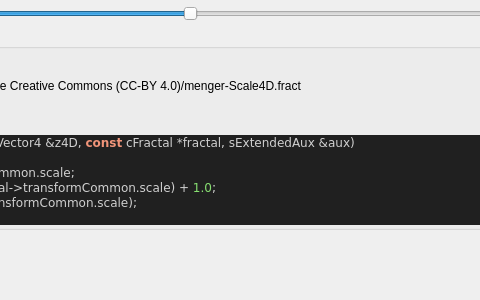
This is mandelbulber2/formula/ui/fractal_transf_scale4d.ui in buddhi1980/mandelbulber2 as Qt 5 draws it before an edit; both pictures show x 191 to 671 and y 0 to 300 of the 817 by 300 pixel window. The edited form follows.
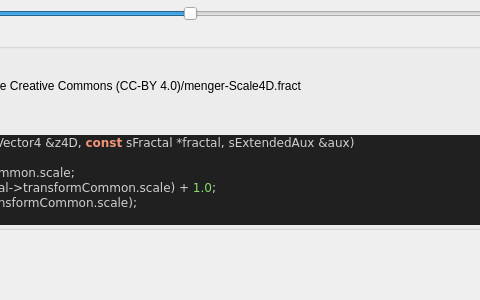
This is the edited form. Custom widgets are drawn as their Qt base class.

What changed in the file:
```diff
--- a/mandelbulber2/formula/ui/fractal_transf_scale4d.ui
+++ b/mandelbulber2/formula/ui/fractal_transf_scale4d.ui
@@ -130,7 +130,7 @@
 &lt;/table&gt;
 &lt;br&gt;&lt;b&gt;Examples using this formula&lt;/b&gt;&lt;br&gt;Robert Pancoast collection - license Creative Commons (CC-BY 4.0)/menger-Scale4D.fract&lt;h3&gt;Code&lt;/h3&gt;
 &lt;body style=&quot;background-color:#202020&quot;&gt;
-&lt;pre style=&quot;color:#d0d0d0; background-color:#202020;  font-family:'Courier New',monospace;&quot;&gt;&lt;span style=&quot;color:#f09479; font-weight:bold&quot;&gt;void&lt;/span&gt; &lt;span style=&quot;color:#e47eed&quot;&gt;TransfScale4dIteration&lt;/span&gt;&lt;span style=&quot;color:#d0d0d0&quot;&gt;(&lt;/span&gt;CVector4 &lt;span style=&quot;color:#d0d0d0&quot;&gt;&amp;amp;&lt;/span&gt;z4D&lt;span style=&quot;color:#d0d0d0&quot;&gt;,&lt;/span&gt; &lt;span style=&quot;color:#f09479; font-weight:bold&quot;&gt;const&lt;/span&gt; cFractal &lt;span style=&quot;color:#d0d0d0&quot;&gt;*&lt;/span&gt;fractal&lt;span style=&quot;color:#d0d0d0&quot;&gt;,&lt;/span&gt; sExtendedAux &lt;span style=&quot;color:#d0d0d0&quot;&gt;&amp;amp;&lt;/span&gt;aux&lt;span style=&quot;color:#d0d0d0&quot;&gt;)&lt;/span&gt;
+&lt;pre style=&quot;color:#d0d0d0; background-color:#202020;  font-family:'Courier New',monospace;&quot;&gt;&lt;span style=&quot;color:#f09479; font-weight:bold&quot;&gt;void&lt;/span&gt; &lt;span style=&quot;color:#e47eed&quot;&gt;TransfScale4dIteration&lt;/span&gt;&lt;span style=&quot;color:#d0d0d0&quot;&gt;(&lt;/span&gt;CVector4 &lt;span style=&quot;color:#d0d0d0&quot;&gt;&amp;amp;&lt;/span&gt;z4D&lt;span style=&quot;color:#d0d0d0&quot;&gt;,&lt;/span&gt; &lt;span style=&quot;color:#f09479; font-weight:bold&quot;&gt;const&lt;/span&gt; sFractal &lt;span style=&quot;color:#d0d0d0&quot;&gt;*&lt;/span&gt;fractal&lt;span style=&quot;color:#d0d0d0&quot;&gt;,&lt;/span&gt; sExtendedAux &lt;span style=&quot;color:#d0d0d0&quot;&gt;&amp;amp;&lt;/span&gt;aux&lt;span style=&quot;color:#d0d0d0&quot;&gt;)&lt;/span&gt;
 &lt;span style=&quot;color:#d0d0d0&quot;&gt;{&lt;/span&gt;
   z4D &lt;span style=&quot;color:#d0d0d0&quot;&gt;*=&lt;/span&gt; fractal&lt;span style=&quot;color:#d0d0d0&quot;&gt;-&amp;gt;&lt;/span&gt;transformCommon&lt;span style=&quot;color:#d0d0d0&quot;&gt;.&lt;/span&gt;scale&lt;span style=&quot;color:#d0d0d0&quot;&gt;;&lt;/span&gt;
   aux&lt;span style=&quot;color:#d0d0d0&quot;&gt;.&lt;/span&gt;DE &lt;span style=&quot;color:#d0d0d0&quot;&gt;=&lt;/span&gt; aux&lt;span style=&quot;color:#d0d0d0&quot;&gt;.&lt;/span&gt;DE &lt;span style=&quot;color:#d0d0d0&quot;&gt;*&lt;/span&gt; &lt;span style=&quot;color:#e47eed&quot;&gt;fabs&lt;/span&gt;&lt;span style=&quot;color:#d0d0d0&quot;&gt;(&lt;/span&gt;fractal&lt;span style=&quot;color:#d0d0d0&quot;&gt;-&amp;gt;&lt;/span&gt;transformCommon&lt;span style=&quot;color:#d0d0d0&quot;&gt;.&lt;/span&gt;scale&lt;span style=&quot;color:#d0d0d0&quot;&gt;) +&lt;/span&gt; &lt;span style=&quot;color:#87df71&quot;&gt;1.0&lt;/span&gt;&lt;span style=&quot;color:#d0d0d0&quot;&gt;;&lt;/span&gt;
```
